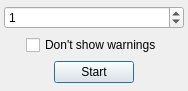
The window that Timer/MainFrm.ui (waddlesplash/simpletimer) describes before a commit, drawn with Qt 5.
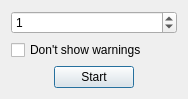
The same window after the commit. Icons and pictures are not drawn.

Commit message:
Simplify layouts & icons.
Also only show icons if the SH_DialogButtonBox_ButtonsHaveIcons style
hint is set.

What changed in the file:
```diff
--- a/Timer/MainFrm.ui
+++ b/Timer/MainFrm.ui
@@ -7,7 +7,7 @@
     <x>0</x>
     <y>0</y>
     <width>174</width>
-    <height>91</height>
+    <height>90</height>
    </rect>
   </property>
   <property name="windowTitle">
@@ -30,31 +30,13 @@
    <property name="bottomMargin">
     <number>0</number>
    </property>
-   <property name="spacing">
-    <number>0</number>
-   </property>
    <item row="0" column="0">
     <widget class="QStackedWidget" name="stackedWidget">
      <property name="currentIndex">
       <number>0</number>
      </property>
      <widget class="QWidget" name="mainPage">
-      <layout class="QGridLayout" name="gridLayout_4">
-       <property name="leftMargin">
-        <number>4</number>
-       </property>
-       <property name="topMargin">
-        <number>4</number>
-       </property>
-       <property name="rightMargin">
-        <number>4</number>
-       </property>
-       <property name="bottomMargin">
-        <number>4</number>
-       </property>
-       <property name="spacing">
-        <number>4</number>
-       </property>
+      <layout class="QGridLayout" name="gridLayout">
        <item row="0" column="0" colspan="3">
         <widget class="QSpinBox" name="minSelect">
          <property name="minimum">
@@ -68,64 +50,14 @@
          </property>
         </widget>
        </item>
-       <item row="1" column="0">
-        <spacer name="horizontalSpacer_3">
-         <property name="orientation">
-          <enum>Qt::Horizontal</enum>
-         </property>
-         <property name="sizeHint" stdset="0">
-          <size>
-           <width>16</width>
-           <height>20</height>
-          </size>
-         </property>
-        </spacer>
-       </item>
-       <item row="1" column="1">
+       <item row="1" column="0" colspan="3">
         <widget class="QCheckBox" name="showWarnChk">
          <property name="text">
           <string>Don't show warnings</string>
          </property>
         </widget>
        </item>
-       <item row="1" column="2">
-        <spacer name="horizontalSpacer_7">
-         <property name="orientation">
-          <enum>Qt::Horizontal</enum>
-         </property>
-         <property name="sizeHint" stdset="0">
-          <size>
-           <width>16</width>
-           <height>20</height>
-          </size>
-         </property>
-        </spacer>
-       </item>
-       <item row="2" column="0" colspan="3">
-        <widget class="QFrame" name="frame">
-         <property name="sizePolicy">
-          <sizepolicy hsizetype="Preferred" vsizetype="Fixed">
-           <horstretch>0</horstretch>
-           <verstretch>0</verstretch>
-          </sizepolicy>
-         </property>
-         <layout class="QGridLayout" name="gridLayout_3">
-          <property name="leftMargin">
-           <number>0</number>
-          </property>
-          <property name="topMargin">
-           <number>0</number>
-          </property>
-          <property name="rightMargin">
-           <number>0</number>
-          </property>
-          <property name="bottomMargin">
-           <number>0</number>
-          </property>
-          <property name="spacing">
-           <number>0</number>
-          </property>
-          <item row="0" column="0">
+       <item row="2" column="0">
            <spacer name="horizontalSpacer_6">
             <property name="orientation">
              <enum>Qt::Horizontal</enum>
@@ -138,14 +70,14 @@
             </property>
            </spacer>
           </item>
-          <item row="0" column="1">
+       <item row="2" column="1">
            <widget class="QPushButton" name="startBtn">
             <property name="text">
              <string>Start</string>
             </property>
            </widget>
           </item>
-          <item row="0" column="2">
+       <item row="2" column="2">
            <spacer name="horizontalSpacer_4">
             <property name="orientation">
              <enum>Qt::Horizontal</enum>
@@ -160,9 +92,6 @@
           </item>
          </layout>
         </widget>
-       </item>
-      </layout>
-     </widget>
      <widget class="QWidget" name="timePage">
       <layout class="QGridLayout" name="gridLayout_5">
        <item row="0" column="0" colspan="2">
```
Left out of the diff: 2 changed lines with no effect on the pictures. Lines whose indentation alone changed are shown as unchanged. The commit also changes 1 other file.
